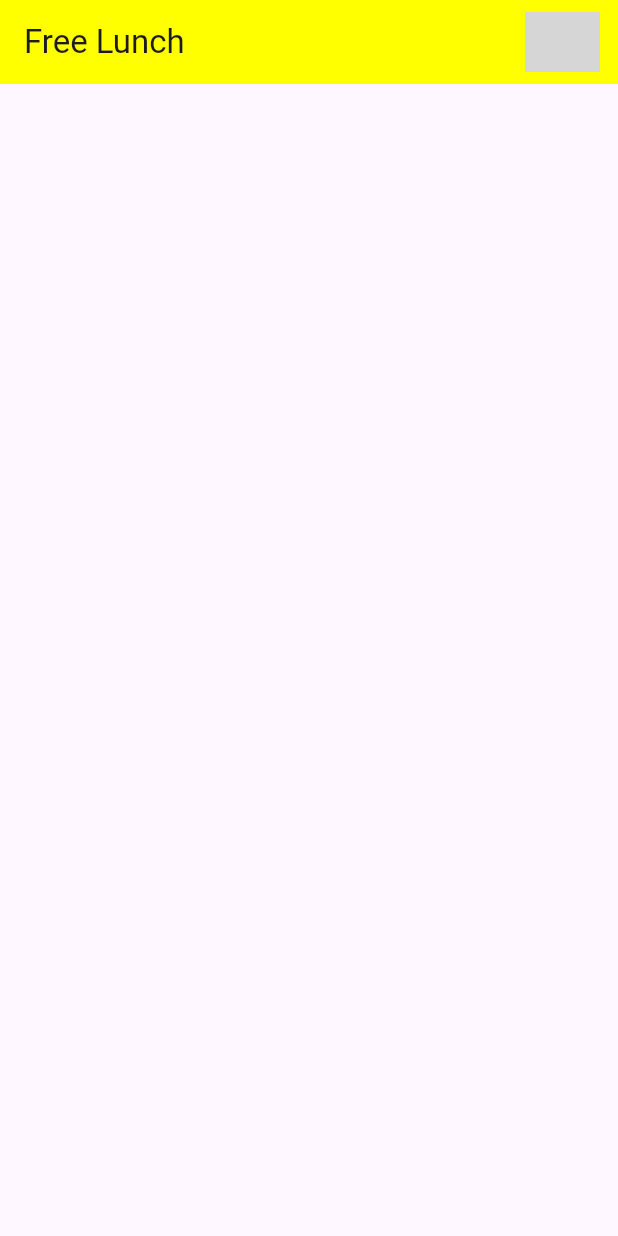
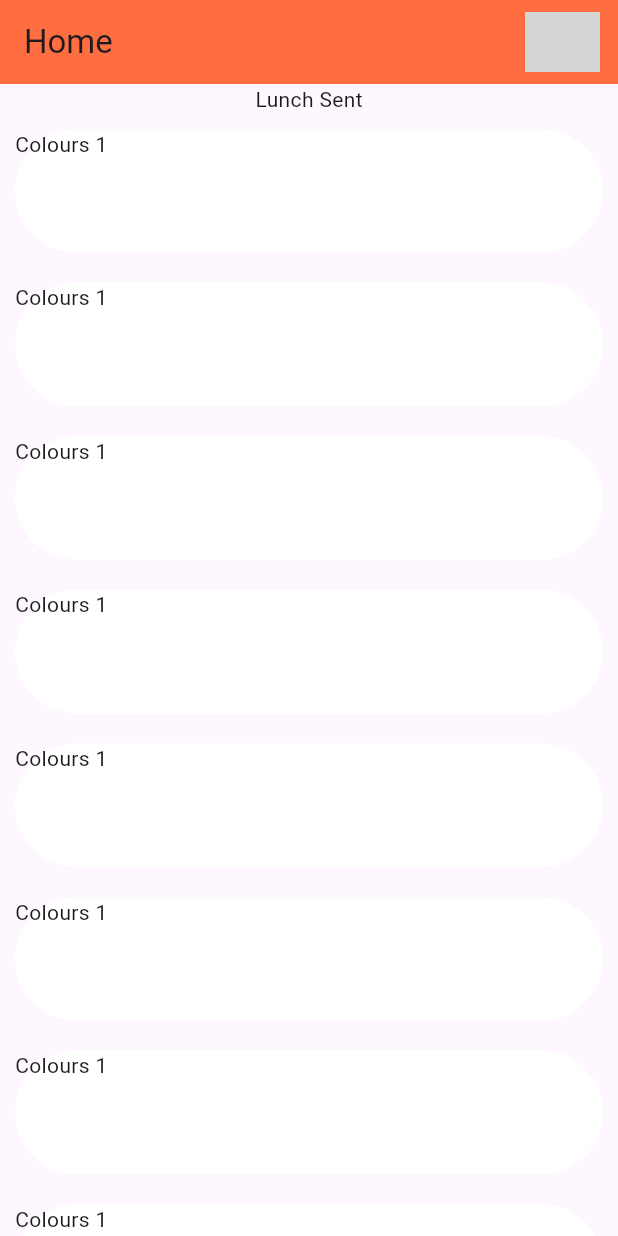
Before and after one commit to MurimiCaroline/FreeLunch, a Flutter app: the screen it shows after launch, on a phone screen of 412 x 824 dp. Run offline on Flutter 3.47's test engine with Material 2 defaults, Android fonts, the phone set to English and light mode, and no system bars; grey boxes are pictures that could not be loaded.

```diff
--- a/lib/src/features/homepages/homepage.dart
+++ b/lib/src/features/homepages/homepage.dart
@@ -8,23 +8,36 @@ class HomePage extends StatelessWidget {
   Widget build(BuildContext context) {
     return SafeArea(
       child: Scaffold(
-        appBar: AppBar(
-          title: const Text('Free Lunch'),
-          centerTitle: false,
-          backgroundColor: Colors.yellowAccent,
-          actions: [
-            TextButton(
-              onPressed: () {
-                Navigator.pushNamed(context, '/login');
-              },
-              child: CircleAvatar(
-                radius: 25,
-                backgroundImage: NetworkImage(
-                    'https://www.dreamstime.com/photos-images/forest.html'),
+        appBar: PreferredSize(
+          preferredSize: Size.fromHeight(kToolbarHeight),
+          child: CustomAppBar(
+            title: 'Home',
+            appbarcolor: Colors.deepOrangeAccent,
+          ),
+        ),
+        body: SingleChildScrollView(
+          scrollDirection: Axis.vertical,
+          child: Column(
+            children: <Widget>[
+              Text("Lunch Sent"),
+              ListView.builder(
+                shrinkWrap: true,
+                itemCount: 12,
+                itemBuilder: (BuildContext context, int index) {
+                  return Container(
+                    height: MediaQuery.of(context).size.height * 0.1,
+                    margin: EdgeInsets.all(10),
+                    decoration: BoxDecoration(
+                      color: Colors.white,
+                      borderRadius: BorderRadius.circular(50),
+                    ),
+                    child: Text("Colours 1"),
+                  );
+                },
               ),
-            ),
 
-          ],
+              ],
+          ),
         ),
       ),
     );
--- a/lib/src/shared_widgets/custom_appBar.dart
+++ b/lib/src/shared_widgets/custom_appBar.dart
@@ -1,18 +1,36 @@
 import 'package:flutter/material.dart';
 
-class CustomAppBar extends StatelessWidget {
+class CustomAppBar extends StatefulWidget {
   final String? title;
   final Color? appbarcolor;
-  const CustomAppBar({
-    super.key,
-    this.title,
-    this.appbarcolor
-  });
+  final String? imagepath;
+  const CustomAppBar({super.key,  this.title, this.appbarcolor, this.imagepath});
 
+  @override
+  State<CustomAppBar> createState() => _CustomAppBarState();
+}
+
+class _CustomAppBarState extends State<CustomAppBar> {
   @override
   Widget build(BuildContext context) {
     return AppBar(
 
+      title: Text(widget.title!),
+      centerTitle: false,
+      backgroundColor: widget.appbarcolor!,
+      actions: [
+        TextButton(
+          onPressed: () {
+
+          },
+          child: const CircleAvatar(
+            radius: 25,
+            backgroundImage: AssetImage(
+             'imagepath',
+            ),
+          ),
+        ),
+      ],
     );
   }
 }
```
